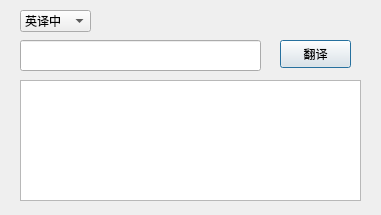
This is fanyi.ui in ZengKeKe1/ClassInfoCenter as Qt 5 draws it before an edit. The edited form follows.
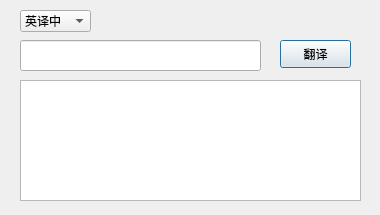
This is the edited form.

```diff
--- a/fanyi.ui
+++ b/fanyi.ui
@@ -6,10 +6,22 @@
    <rect>
     <x>0</x>
     <y>0</y>
-    <width>381</width>
+    <width>380</width>
     <height>215</height>
    </rect>
   </property>
+  <property name="minimumSize">
+   <size>
+    <width>380</width>
+    <height>215</height>
+   </size>
+  </property>
+  <property name="maximumSize">
+   <size>
+    <width>380</width>
+    <height>215</height>
+   </size>
+  </property>
   <property name="windowTitle">
    <string>回首向来萧瑟处</string>
   </property>
```
